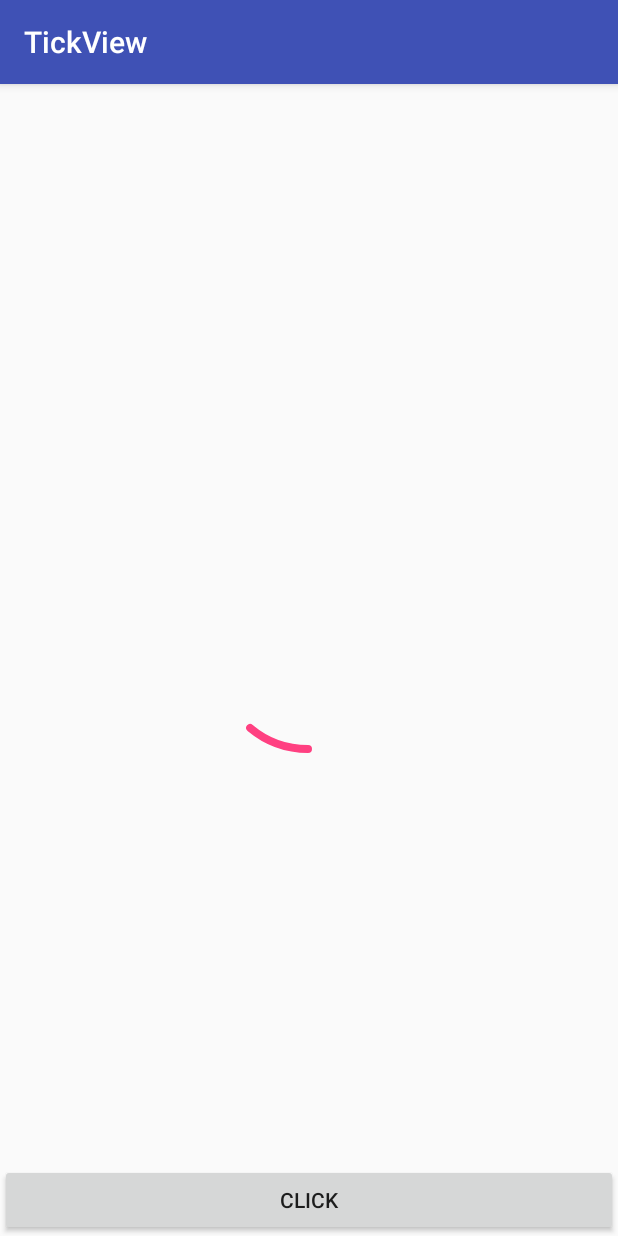
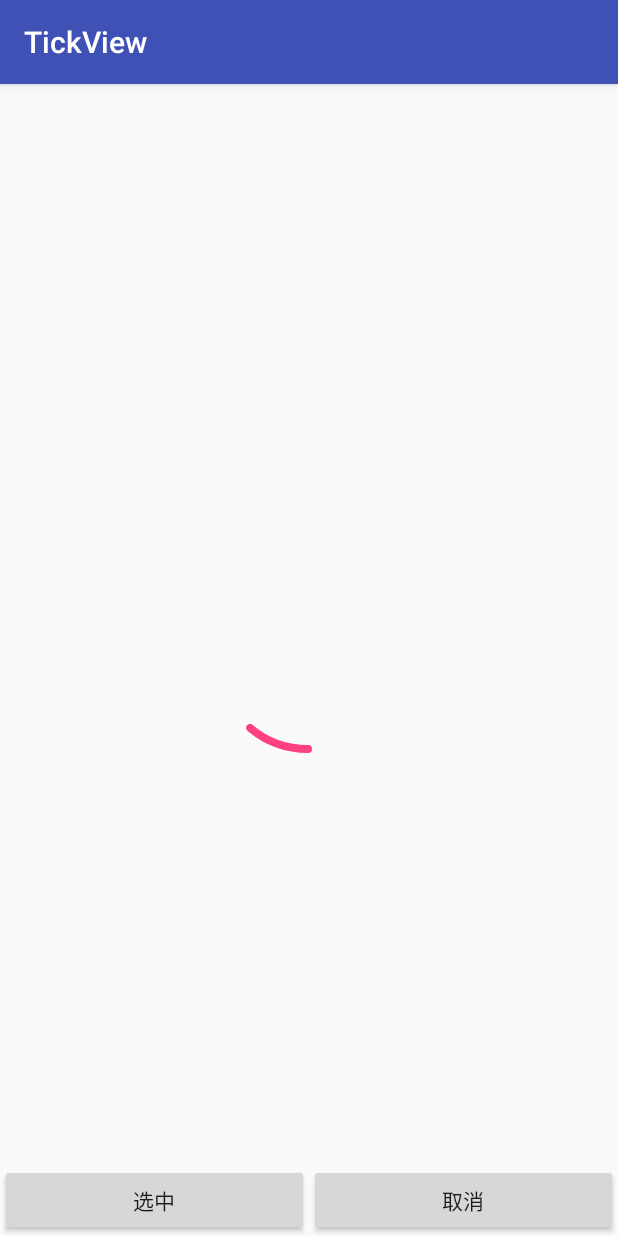
Before and after one commit to ChengangFeng/TickView, an Android app: the screen it shows after launch (MainActivity), after a tap on an icon or button, on a phone screen of 412 x 824 dp. Run offline under Robolectric (Android 15) with nearby library versions, the phone set to English and light mode, and no system bars.

Commit message:
optimize some code

```diff
--- a/app/src/main/java/com/github/chengang/tickview/MainActivity.java
+++ b/app/src/main/java/com/github/chengang/tickview/MainActivity.java
@@ -19,7 +19,19 @@ public class MainActivity extends AppCompatActivity {
         tickView.setOnCheckedChangeListener(new TickView.OnCheckedChangeListener() {
             @Override
             public void onCheckedChanged(TickView tickView, boolean isCheck) {
-                Toast.makeText(MainActivity.this,isCheck+"",Toast.LENGTH_SHORT).show();
+                Toast.makeText(MainActivity.this, isCheck + "", Toast.LENGTH_SHORT).show();
+            }
+        });
+        findViewById(R.id.check_btn).setOnClickListener(new View.OnClickListener() {
+            @Override
+            public void onClick(View view) {
+                tickView.setChecked(true);
+            }
+        });
+        findViewById(R.id.uncheck_btn).setOnClickListener(new View.OnClickListener() {
+            @Override
+            public void onClick(View view) {
+                tickView.setChecked(false);
             }
         });
     }
--- a/app/src/main/res/layout/activity_main.xml
+++ b/app/src/main/res/layout/activity_main.xml
@@ -1,23 +1,39 @@
 <?xml version="1.0" encoding="utf-8"?>
 <RelativeLayout xmlns:android="http://schemas.android.com/apk/res/android"
+    xmlns:app="http://schemas.android.com/apk/res-auto"
     xmlns:tools="http://schemas.android.com/tools"
     android:layout_width="match_parent"
     android:layout_height="match_parent"
-    xmlns:app="http://schemas.android.com/apk/res-auto"
     tools:context="com.github.chengang.tickview.MainActivity">
 
     <com.github.chengang.library.TickView
-        android:layout_centerInParent="true"
         android:id="@+id/tick_view"
         android:layout_width="190dp"
         android:layout_height="190dp"
-        app:check_base_color="@color/colorAccent"/>
+        android:layout_centerInParent="true"
+        app:check_base_color="@color/colorAccent" />
 
-    <Button
-        android:layout_alignParentBottom="true"
-        android:id="@+id/click_btn"
+    <LinearLayout
         android:layout_width="match_parent"
         android:layout_height="wrap_content"
-        android:text="click"/>
+        android:layout_alignParentBottom="true"
+        android:orientation="horizontal"
+        android:weightSum="2">
+
+        <Button
+            android:id="@+id/check_btn"
+            android:layout_width="wrap_content"
+            android:layout_height="wrap_content"
+            android:layout_weight="1"
+            android:text="选中" />
+
+        <Button
+            android:id="@+id/uncheck_btn"
+            android:layout_width="wrap_content"
+            android:layout_height="wrap_content"
+            android:layout_weight="1"
+            android:text="取消" />
+
+    </LinearLayout>
 
 </RelativeLayout>
--- a/library/src/main/java/com/github/chengang/library/TickView.java
+++ b/library/src/main/java/com/github/chengang/library/TickView.java
@@ -26,7 +26,7 @@ public class TickView extends View {
     private Paint mPaintTick;
 
     //整个圆外切的矩形
-    private RectF mRectF;
+    private RectF mRectF = new RectF();
     //记录打钩路径的三个点坐标
     private float[] mPoints = new float[8];
 
@@ -85,27 +85,22 @@ public class TickView extends View {
     }
 
     private void init() {
-        mPaintRing = new Paint(Paint.ANTI_ALIAS_FLAG);
+        if (mPaintRing == null) mPaintRing = new Paint(Paint.ANTI_ALIAS_FLAG);
         mPaintRing.setStyle(Paint.Style.STROKE);
-        if (isChecked) {
-            mPaintRing.setColor(checkBaseColor);
-        } else {
-            mPaintRing.setColor(unCheckBaseColor);
-        }
+        mPaintRing.setColor(isChecked ? checkBaseColor : unCheckBaseColor);
         mPaintRing.setStrokeCap(Paint.Cap.ROUND);
         mPaintRing.setStrokeWidth(8);
 
-        mPaintCircle = new Paint(Paint.ANTI_ALIAS_FLAG);
+        if (mPaintCircle == null) mPaintCircle = new Paint(Paint.ANTI_ALIAS_FLAG);
         mPaintCircle.setColor(checkBaseColor);
         mPaintCircle.setStrokeWidth(4);
 
-        mPaintTick = new Paint(Paint.ANTI_ALIAS_FLAG);
+        if (mPaintTick == null) mPaintTick = new Paint(Paint.ANTI_ALIAS_FLAG);
         mPaintTick.setColor(isChecked ? checkTickColor : unCheckBaseColor);
         mPaintTick.setStyle(Paint.Style.STROKE);
         mPaintTick.setStrokeCap(Paint.Cap.ROUND);
         mPaintTick.setStrokeWidth(8);
 
-        mRectF = new RectF();
     }
 
     private void setUpEvent() {
@@ -187,13 +182,14 @@ public class TickView extends View {
         }
     }
 
-    public void click() {
-        isChecked = !isChecked;
-        reset();
+    public void setChecked(boolean checked) {
+        if (this.isChecked != checked) {
+            isChecked = checked;
+            reset();
+        }
     }
 
-
-    public void reset() {
+    private void reset() {
         init();
         ringCounter = 0;
         circleCounter = 0;
```
